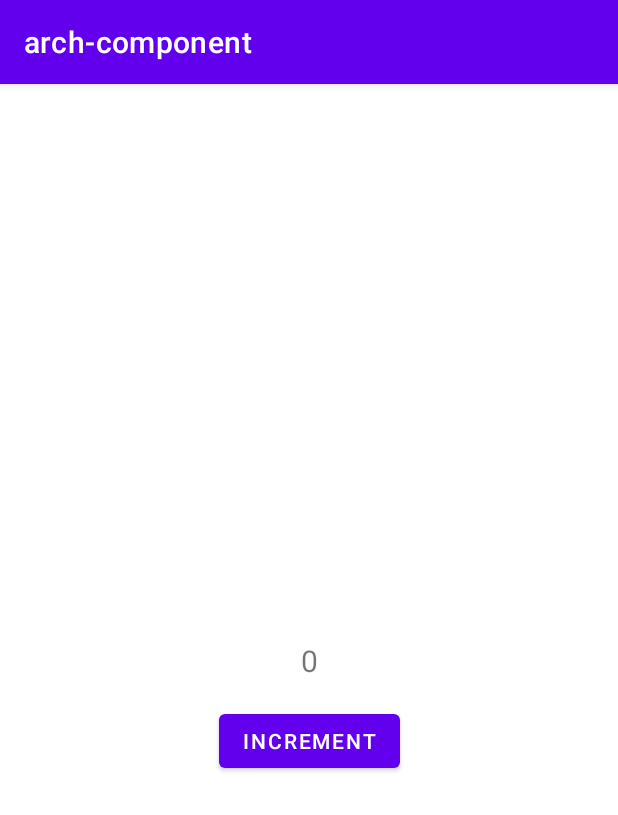
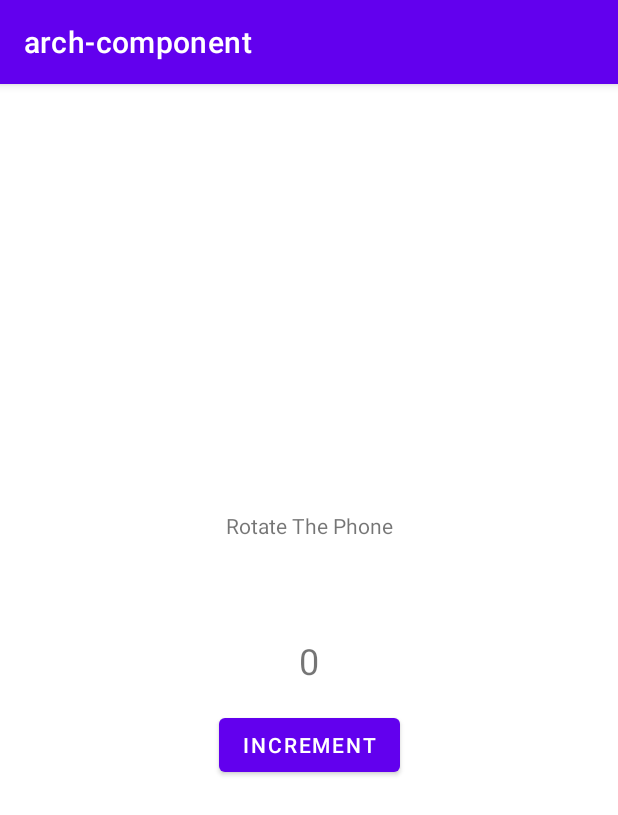
Before and after one commit to gvsudon/cs357-code-example, an Android app: the screen it shows after launch (MainActivity), on a phone screen of 412 x 824 dp. Shown: the top 815 px of the screen. Run offline under Robolectric (Android 15) with nearby library versions, the phone set to English and light mode, and no system bars.

Commit message:
Fix Android example build error

```diff
--- a/app-arch/app/src/main/java/edu/gvsu/cis/dulimarta/arch_component/MainActivity.kt
+++ b/app-arch/app/src/main/java/edu/gvsu/cis/dulimarta/arch_component/MainActivity.kt
@@ -5,6 +5,7 @@ import android.os.Bundle
 import android.widget.Button
 import android.widget.TextView
 
+// Objective: show the execution order of lifecycle functions
 class MainActivity : AppCompatActivity() {
     var count = 0
     lateinit var label:TextView
@@ -23,26 +24,31 @@ class MainActivity : AppCompatActivity() {
 
     override fun onRestart() {
         super.onRestart()
-        println("onRestart called")
+        println("onRestart is called")
     }
 
     override fun onStart() {
         super.onStart()
-        println("onStart called")
+        println("onStart is called")
+    }
+    override fun onResume() {
+        super.onResume()
+        println("onResume is called")
+        label.text = count.toString()
     }
 
     override fun onPause() {
         super.onPause()
-        println("onPause called")
+        println("onPause is called")
     }
 
     override fun onStop() {
         super.onStop()
-        println("onStop called")
+        println("onStop is called")
     }
 
-    override fun onResume() {
-        super.onResume()
-        label.text = count.toString()
+    override fun onDestroy() {
+        super.onDestroy()
+        println("onDestroy is called")
     }
 }
--- a/app-arch/app/src/main/res/layout/activity_main.xml
+++ b/app-arch/app/src/main/res/layout/activity_main.xml
@@ -11,7 +11,7 @@
         android:layout_width="wrap_content"
         android:layout_height="wrap_content"
         android:text="Hello World!"
-        android:textSize="20sp"
+        android:textSize="24sp"
         app:layout_constraintBottom_toBottomOf="parent"
         app:layout_constraintEnd_toEndOf="parent"
         app:layout_constraintStart_toStartOf="parent"
@@ -27,4 +27,14 @@
         app:layout_constraintStart_toStartOf="parent"
         app:layout_constraintTop_toBottomOf="@+id/text_label" />
 
+    <TextView
+        android:id="@+id/textView"
+        android:layout_width="wrap_content"
+        android:layout_height="wrap_content"
+        android:layout_marginBottom="64dp"
+        android:text="Rotate The Phone"
+        app:layout_constraintBottom_toTopOf="@+id/text_label"
+        app:layout_constraintEnd_toEndOf="parent"
+        app:layout_constraintStart_toStartOf="parent" />
+
 </androidx.constraintlayout.widget.ConstraintLayout>
--- a/app-arch/build.gradle
+++ b/app-arch/build.gradle
@@ -1,6 +1,6 @@
 // Top-level build file where you can add configuration options common to all sub-projects/modules.
 plugins {
-    id 'com.android.application' version '7.4.1' apply false
-    id 'com.android.library' version '7.4.1' apply false
+    id 'com.android.application' version '7.4.2' apply false
+    id 'com.android.library' version '7.4.2' apply false
     id 'org.jetbrains.kotlin.android' version '1.8.0' apply false
 }
```
Also changed, not shown: app-arch/gradle/wrapper/gradle-wrapper.properties (added).
